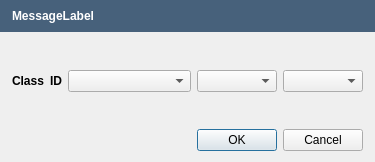
Old version of the form src/apps/openfluid-builder/spatial/AddConnectionDialog.ui in the repository OpenFLUID/openfluid.
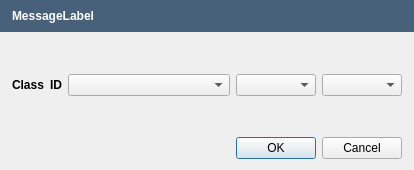
New version of the form.

```diff
--- a/src/apps/openfluid-builder/spatial/AddConnectionDialog.ui
+++ b/src/apps/openfluid-builder/spatial/AddConnectionDialog.ui
@@ -6,8 +6,8 @@
    <rect>
     <x>0</x>
     <y>0</y>
-    <width>375</width>
-    <height>162</height>
+    <width>414</width>
+    <height>170</height>
    </rect>
   </property>
   <property name="sizePolicy">
```
Left out of the diff: 9 changed lines with no effect on the pictures.
